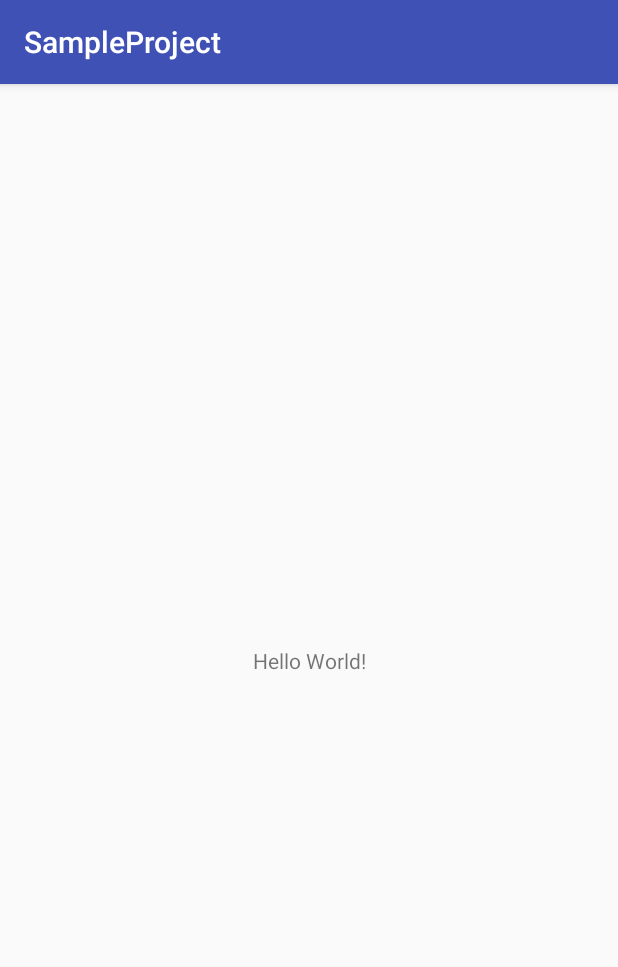
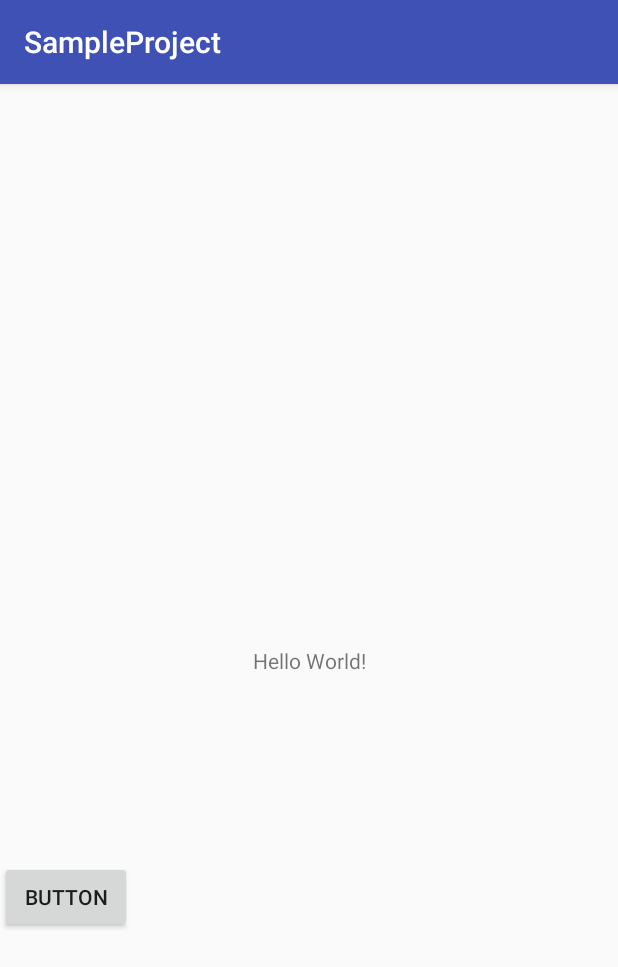
Before and after one commit to aayushiGWL/SampleApp, an Android app: the screen it shows after launch (MainActivity), on a phone screen of 412 x 824 dp. Shown: the top 967 px of the screen. Run offline under Robolectric (Android 15) with nearby library versions, the phone set to English and light mode, and no system bars.

Commit message:
circle.yml file added

```diff
--- a/app/src/main/java/com/gwl/aayushi/sampleproject/MainActivity.java
+++ b/app/src/main/java/com/gwl/aayushi/sampleproject/MainActivity.java
@@ -1,13 +1,45 @@
 package com.gwl.aayushi.sampleproject;
 
+import android.content.Context;
 import android.support.v7.app.AppCompatActivity;
 import android.os.Bundle;
+import android.view.View;
+import android.widget.Button;
+import android.widget.TextView;
 
-public class MainActivity extends AppCompatActivity {
+import java.util.Random;
+
+public class MainActivity extends AppCompatActivity
+{
+    Button mButton;
+    TextView mNoTV;
+    Context mContext;
 
     @Override
     protected void onCreate(Bundle savedInstanceState) {
         super.onCreate(savedInstanceState);
         setContentView(R.layout.activity_main);
+
+        initialization();
+    }
+
+    private void initialization() {
+
+        mContext = MainActivity.this;
+        mNoTV = (TextView) findViewById(R.id.textView);
+        mButton = (Button) findViewById(R.id.button);
+
+        mButton.setOnClickListener(new View.OnClickListener() {
+            @Override
+            public void onClick(View v) {
+                mNoTV.setText(String.valueOf(randomNo()));
+            }
+        });
+    }
+
+    private int randomNo()
+    {
+        Random random = new Random(System.currentTimeMillis());
+        return random.nextInt(100);
     }
 }
--- a/app/src/main/res/layout/activity_main.xml
+++ b/app/src/main/res/layout/activity_main.xml
@@ -13,6 +13,25 @@
         app:layout_constraintBottom_toBottomOf="parent"
         app:layout_constraintLeft_toLeftOf="parent"
         app:layout_constraintRight_toRightOf="parent"
-        app:layout_constraintTop_toTopOf="parent" />
+        app:layout_constraintTop_toTopOf="parent"
+        android:id="@+id/textView"
+        tools:layout_constraintTop_creator="1"
+        tools:layout_constraintRight_creator="1"
+        tools:layout_constraintBottom_creator="1"
+        tools:layout_constraintLeft_creator="1" />
+
+    <Button
+        android:id="@+id/button"
+        android:layout_width="wrap_content"
+        android:layout_height="wrap_content"
+        android:text="Button"
+        app:layout_constraintLeft_toLeftOf="parent"
+        app:layout_constraintRight_toRightOf="parent"
+        tools:layout_constraintTop_creator="1"
+        tools:layout_constraintRight_creator="1"
+        android:layout_marginTop="124dp"
+        app:layout_constraintTop_toBottomOf="@+id/textView"
+        tools:layout_constraintLeft_creator="1"
+        app:layout_constraintHorizontal_bias="0.0" />
 
 </android.support.constraint.ConstraintLayout>
```
Also changed, not shown: 1 other file.
